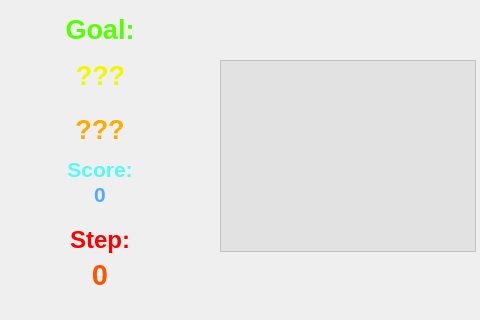
Old version of the form gamewindow.ui in the repository F74036344/candyCrush; both pictures show x 0 to 480 and y 0 to 320 of the 800 by 600 pixel window.
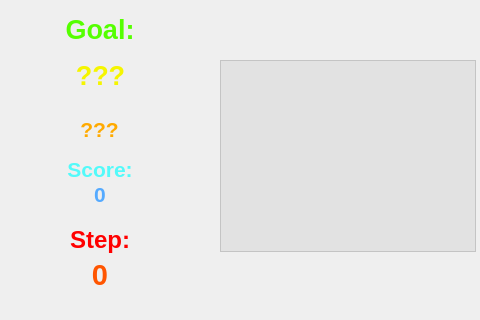
New version of the form. Icons and pictures are not drawn.

The edit to the form file:
```diff
--- a/gamewindow.ui
+++ b/gamewindow.ui
@@ -125,16 +125,16 @@
   <widget class="QLabel" name="label_goalValue">
    <property name="geometry">
     <rect>
-     <x>50</x>
+     <x>9</x>
      <y>110</y>
-     <width>100</width>
+     <width>181</width>
      <height>40</height>
     </rect>
    </property>
    <property name="font">
     <font>
      <family>Arial</family>
-     <pointsize>20</pointsize>
+     <pointsize>16</pointsize>
      <weight>75</weight>
      <bold>true</bold>
     </font>
```
Left out of the diff: 8 changed lines with no effect on the pictures.
